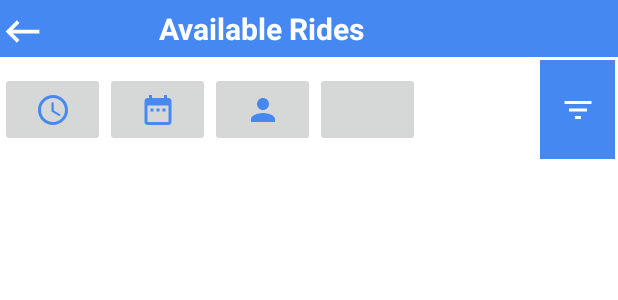
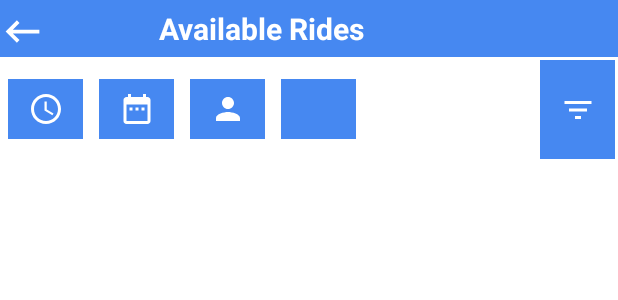
Before and after one commit to Soko-Aerial/LiftAndPay-Passenger, an Android app: the layout activity_searched_rides.xml on its own in the app's theme, with its tools: preview values and no code run, on a phone screen of 412 x 824 dp. Shown: the top 300 px of the screen. Run offline under Robolectric (Android 15) with nearby library versions, the phone set to English and light mode, and no system bars.

Commit message:
time filtering number of seats filtering pickup location at latlang 0,0 fixed image overscrolling over vertical and horizontal fixed

```diff
--- a/app/src/main/java/com/example/liftandpay_passenger/ImageViewActivity.java
+++ b/app/src/main/java/com/example/liftandpay_passenger/ImageViewActivity.java
@@ -45,11 +45,11 @@ public class ImageViewActivity extends AppCompatActivity {
                 .enableSingleTap(new SingleTapHandler.OnSingleTapListener() {
                     @Override
                     public void onSingleTap(@NotNull MotionEvent motionEvent) {
-                        Log.e("Tapped Message:","Hello Tapped");
+
                     }
                 })
                 .enablePinchToZoom()
-                .enableScroll(true,true,20,null);
+                .enableScroll(false,false,20,null);
 
     }
 }
--- a/app/src/main/java/com/example/liftandpay_passenger/SearchedRide/carBookAdapter.java
+++ b/app/src/main/java/com/example/liftandpay_passenger/SearchedRide/carBookAdapter.java
@@ -59,8 +59,8 @@ public class carBookAdapter extends RecyclerView.Adapter<carBookAdapter.myViewHo
         holder.amount.setText(carHolder.get(position).getCostPerKilometer().toString());
         holder.startLocation.setText(carHolder.get(position).getStartLocation());
         holder.endLocation.setText(carHolder.get(position).getEndLocation());
-        holder.date.setText(carHolder.get(position).getDateId());
-        holder.time.setText(carHolder.get(position).getTimeId());
+        holder.date.setText(carHolder.get(position).getDate());
+        holder.time.setText(carHolder.get(position).getTime());
         holder.rideDriverId = carHolder.get(position).getDriverId();
         holder.numberOfSeats.setText("0/"+carHolder.get(position).getNumberOfSeats()+"seats");
         holder.stLat = carHolder.get(position).getStLat();
@@ -101,7 +101,7 @@ public class carBookAdapter extends RecyclerView.Adapter<carBookAdapter.myViewHo
                 intent.putExtra("endLon",holder.endLon);
                 intent.putExtra("startLat",holder.stLat);
                 intent.putExtra("startLon",holder.stLon);
-                intent.putExtra("theTime", carHolder.get(position).getTimeId());
+                intent.putExtra("theTime", carHolder.get(position).getTime());
                 intent.putExtra("theDistance",carHolder.get(position).getCostPerKilometer());
                 intent.putExtra("theJourney",carHolder.get(position).getStartLocation()+" - "+carHolder.get(position).getEndLocation());
                 intent.putExtra("Purpose","For Booking");
--- a/app/src/main/res/layout/activity_searched_rides.xml
+++ b/app/src/main/res/layout/activity_searched_rides.xml
@@ -65,30 +65,41 @@
 
             <ImageButton
                 android:id="@+id/timeFilterId"
-                android:layout_width="70dp"
-                android:layout_height="50dp"
                 android:src="@drawable/img_time"
+                android:layout_width="50dp"
+                android:layout_height="40dp"
+                app:tint="@color/white"
+                android:layout_margin="5dp"
+                android:background="@color/primaryColors"
                 android:contentDescription="TIME FILTER" />
 
             <ImageButton
                 android:id="@+id/dateFilterId"
-                android:layout_width="70dp"
-                android:layout_height="match_parent"
+                android:layout_width="50dp"
+                android:layout_height="40dp"
+                app:tint="@color/white"
+                android:layout_margin="5dp"
+                android:background="@color/primaryColors"
                 android:src="@drawable/img_date"
                 android:contentDescription="DATE FILTER"
                 />
 
                 <ImageButton
                     android:id="@+id/seatFilterId"
-                    android:layout_width="70dp"
-                    android:layout_height="match_parent"
+                    android:layout_width="50dp"
+                    android:layout_height="40dp"
+                    app:tint="@color/white"
+                    android:layout_margin="5dp"
+                    android:background="@color/primaryColors"
                     android:src="@drawable/person_img"
                     android:contentDescription="SEATS FILTER"
                     />
 
                 <ImageButton
-                    android:layout_width="70dp"
-                    android:layout_height="match_parent"
+                    android:layout_width="50dp"
+                    android:background="@color/primaryColors"
+                    android:layout_height="40dp"
+                    android:layout_margin="5dp"
                     android:contentDescription="COST FILTER"
                     />
 
```
Also changed, not shown: app/src/main/java/com/example/liftandpay_passenger/AVR_Activities/PickUpLocationActivity.java (+15 -32 lines), app/src/main/java/com/example/liftandpay_passenger/SearchedRide/SearchedRides.java (+46 -18 lines), app/src/main/java/com/example/liftandpay_passenger/SearchedRide/carBookingModel.java (+13 -13 lines).
